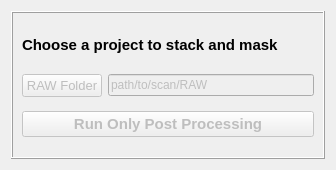
The window that GUI/scAnt_justProcessing.ui (evo-biomech/scAnt) describes before a commit, drawn with Qt 5.
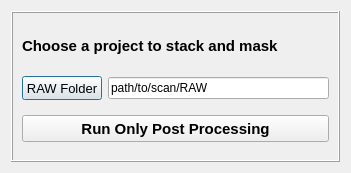
The same window after the commit.

Diff of the .ui file:
```diff
--- a/GUI/scAnt_justProcessing.ui
+++ b/GUI/scAnt_justProcessing.ui
@@ -6,16 +6,34 @@
    <rect>
     <x>0</x>
     <y>0</y>
-    <width>332</width>
-    <height>166</height>
+    <width>351</width>
+    <height>173</height>
    </rect>
   </property>
+  <property name="sizePolicy">
+   <sizepolicy hsizetype="Preferred" vsizetype="Preferred">
+    <horstretch>0</horstretch>
+    <verstretch>0</verstretch>
+   </sizepolicy>
+  </property>
+  <property name="minimumSize">
+   <size>
+    <width>351</width>
+    <height>173</height>
+   </size>
+  </property>
   <property name="windowTitle">
    <string>Just Processing</string>
   </property>
   <layout class="QGridLayout" name="gridLayout_2">
    <item row="0" column="0">
     <widget class="QFrame" name="frame_justPostProcess">
+     <property name="sizePolicy">
+      <sizepolicy hsizetype="Preferred" vsizetype="Preferred">
+       <horstretch>0</horstretch>
+       <verstretch>0</verstretch>
+      </sizepolicy>
+     </property>
      <property name="minimumSize">
       <size>
        <width>314</width>
@@ -34,6 +52,12 @@
         <property name="enabled">
          <bool>true</bool>
         </property>
+        <property name="minimumSize">
+         <size>
+          <width>292</width>
+          <height>30</height>
+         </size>
+        </property>
         <property name="maximumSize">
          <size>
           <width>16777215</width>
@@ -43,6 +67,7 @@
         <property name="font">
          <font>
           <pointsize>11</pointsize>
+          <weight>75</weight>
           <bold>true</bold>
          </font>
         </property>
@@ -54,11 +79,18 @@
       <item row="1" column="0">
        <widget class="QPushButton" name="pushButton_processingOutput">
         <property name="enabled">
-         <bool>false</bool>
+         <bool>true</bool>
+        </property>
+        <property name="minimumSize">
+         <size>
+          <width>76</width>
+          <height>24</height>
+         </size>
         </property>
         <property name="font">
          <font>
           <pointsize>10</pointsize>
+          <weight>50</weight>
           <bold>false</bold>
          </font>
         </property>
@@ -70,7 +102,13 @@
       <item row="1" column="1">
        <widget class="QLineEdit" name="lineEdit_processingFolder">
         <property name="enabled">
-         <bool>false</bool>
+         <bool>true</bool>
+        </property>
+        <property name="minimumSize">
+         <size>
+          <width>210</width>
+          <height>19</height>
+         </size>
         </property>
         <property name="text">
          <string>path/to/scan/RAW</string>
@@ -80,11 +118,18 @@
       <item row="2" column="0" colspan="2">
        <widget class="QPushButton" name="pushButton_runPostProcessing">
         <property name="enabled">
-         <bool>false</bool>
+         <bool>true</bool>
+        </property>
+        <property name="minimumSize">
+         <size>
+          <width>292</width>
+          <height>27</height>
+         </size>
         </property>
         <property name="font">
          <font>
           <pointsize>11</pointsize>
+          <weight>75</weight>
           <bold>true</bold>
          </font>
         </property>
```
Left out of the diff: 4 changed lines with no effect on the pictures.
